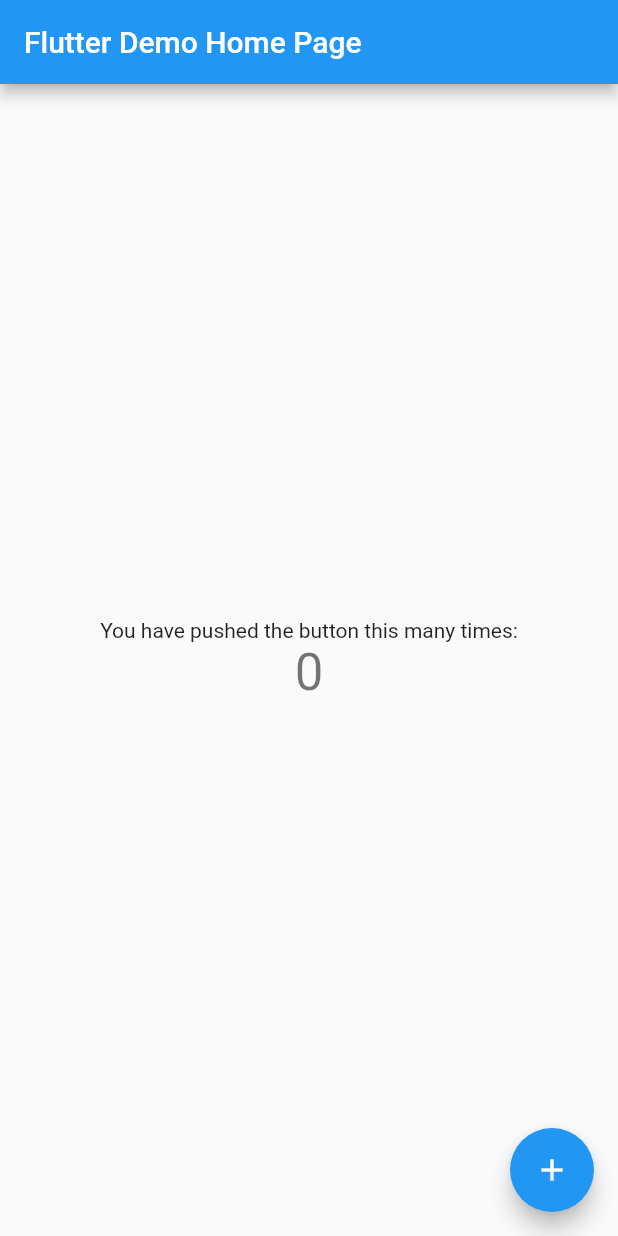
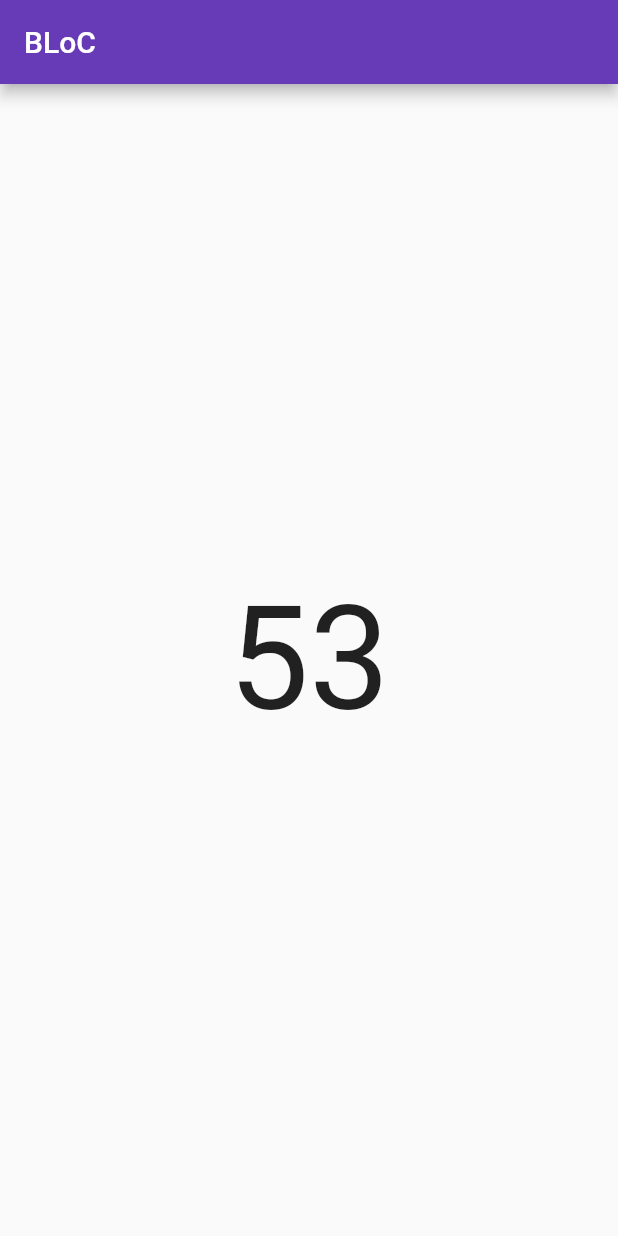
Before and after one commit to 17lecj/BloC_counter, a Flutter app: the screen it shows after launch, on a phone screen of 412 x 824 dp. Run offline on Flutter 3.47's test engine with Material 2 defaults, Android fonts, the phone set to English and light mode, and no system bars.

Commit message:
Commit functional code

```diff
--- /dev/null
+++ b/lib/countdown_bloc.dart
@@ -0,0 +1,34 @@
+import 'dart:async';
+
+class TimerBLoC {
+  int seconds = 60;
+  StreamController _secondsStreamController = StreamController();
+  Stream get secondsStream =>
+      _secondsStreamController.stream.asBroadcastStream();
+  StreamSink get secondsSink => _secondsStreamController.sink;
+
+  TimerBLoC(
+
+      );
+
+  Future decreaseSeconds() async {
+    await Future.delayed(const Duration(seconds: 1));
+    seconds--;
+    secondsSink.add(seconds);
+  }
+
+  countDown() async {
+    for (var i = seconds; i > 0; i--) {
+      await decreaseSeconds();
+      returnSeconds(seconds);
+    }
+  }
+
+  int returnSeconds(seconds) {
+    return seconds;
+  }
+
+  void dispose() {
+    _secondsStreamController.close();
+  }
+}
--- a/lib/main.dart
+++ b/lib/main.dart
@@ -1,115 +1,67 @@
 import 'package:flutter/material.dart';
+import 'countdown_bloc.dart';
 
 void main() {
-  runApp(const MyApp());
+  runApp(MyApp());
 }
 
 class MyApp extends StatelessWidget {
-  const MyApp({Key? key}) : super(key: key);
-
-  // This widget is the root of your application.
   @override
   Widget build(BuildContext context) {
     return MaterialApp(
-      title: 'Flutter Demo',
+      title: 'BLoC',
       theme: ThemeData(
-        // This is the theme of your application.
-        //
-        // Try running your application with "flutter run". You'll see the
-        // application has a blue toolbar. Then, without quitting the app, try
-        // changing the primarySwatch below to Colors.green and then invoke
-        // "hot reload" (press "r" in the console where you ran "flutter run",
-        // or simply save your changes to "hot reload" in a Flutter IDE).
-        // Notice that the counter didn't reset back to zero; the application
-        // is not restarted.
-        primarySwatch: Colors.blue,
+        primarySwatch: Colors.deepPurple,
+        visualDensity: VisualDensity.adaptivePlatformDensity,
       ),
-      home: const MyHomePage(title: 'Flutter Demo Home Page'),
+      home: StreamHomePage(),
     );
   }
 }
 
-class MyHomePage extends StatefulWidget {
-  const MyHomePage({Key? key, required this.title}) : super(key: key);
+class StreamHomePage extends StatefulWidget {
+  @override
+  _StreamHomePageState createState() => _StreamHomePageState();
+}
 
-  // This widget is the home page of your application. It is stateful, meaning
-  // that it has a State object (defined below) that contains fields that affect
-  // how it looks.
-
-  // This class is the configuration for the state. It holds the values (in this
-  // case the title) provided by the parent (in this case the App widget) and
-  // used by the build method of the State. Fields in a Widget subclass are
-  // always marked "final".
-
-  final String title;
+class _StreamHomePageState extends State<StreamHomePage> {
+  TimerBLoC? timerBloc;
+  int? seconds;
 
   @override
-  State<MyHomePage> createState() => _MyHomePageState();
-}
-
-class _MyHomePageState extends State<MyHomePage> {
-  int _counter = 0;
-
-  void _incrementCounter() {
-    setState(() {
-      // This call to setState tells the Flutter framework that something has
-      // changed in this State, which causes it to rerun the build method below
-      // so that the display can reflect the updated values. If we changed
-      // _counter without calling setState(), then the build method would not be
-      // called again, and so nothing would appear to happen.
-      _counter++;
-    });
+  void initState() {
+    timerBloc = TimerBLoC();
+    seconds = timerBloc?.seconds;
+    timerBloc?.countDown();
+    super.initState();
   }
 
   @override
   Widget build(BuildContext context) {
-    // This method is rerun every time setState is called, for instance as done
-    // by the _incrementCounter method above.
-    //
-    // The Flutter framework has been optimized to make rerunning build methods
-    // fast, so that you can just rebuild anything that needs updating rather
-    // than having to individually change instances of widgets.
     return Scaffold(
       appBar: AppBar(
-        // Here we take the value from the MyHomePage object that was created by
-        // the App.build method, and use it to set our appbar title.
-        title: Text(widget.title),
+        title: Text('BLoC'),
       ),
-      body: Center(
-        // Center is a layout widget. It takes a single child and positions it
-        // in the middle of the parent.
-        child: Column(
-          // Column is also a layout widget. It takes a list of children and
-          // arranges them vertically. By default, it sizes itself to fit its
-          // children horizontally, and tries to be as tall as its parent.
-          //
-          // Invoke "debug painting" (press "p" in the console, choose the
-          // "Toggle Debug Paint" action from the Flutter Inspector in Android
-          // Studio, or the "Toggle Debug Paint" command in Visual Studio Code)
-          // to see the wireframe for each widget.
-          //
-          // Column has various properties to control how it sizes itself and
-          // how it positions its children. Here we use mainAxisAlignment to
-          // center the children vertically; the main axis here is the vertical
-          // axis because Columns are vertical (the cross axis would be
-          // horizontal).
-          mainAxisAlignment: MainAxisAlignment.center,
-          children: <Widget>[
-            const Text(
-              'You have pushed the button this many times:',
-            ),
-            Text(
-              '$_counter',
-              style: Theme.of(context).textTheme.headline4,
-            ),
-          ],
+      body: Container(
+        child: StreamBuilder(
+          stream: timerBloc?.secondsStream,
+          initialData: seconds,
+          builder: (context, snapshot) {
+            if (snapshot.hasError) {
+              print('Error!');
+            }
+            if (snapshot.hasData) {
+              return Center(
+                  child: Text(
+                    snapshot.data.toString(),
+                    style: TextStyle(fontSize: 96),
+                  ));
+            } else {
+              return Center();
+            }
+          },
         ),
       ),
-      floatingActionButton: FloatingActionButton(
-        onPressed: _incrementCounter,
-        tooltip: 'Increment',
-        child: const Icon(Icons.add),
-      ), // This trailing comma makes auto-formatting nicer for build methods.
     );
   }
 }
```
Also changed, not shown: 1 other file.
